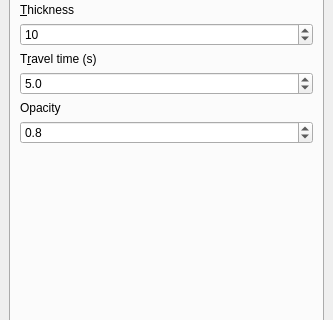
The window that main_window.ui (tortugueta/OET) describes before a commit, drawn with Qt 5; both pictures show x 0 to 333 and y 109 to 429 of the 333 by 655 pixel window.
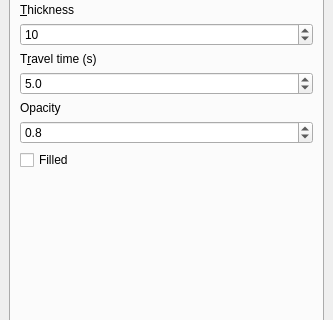
The same window after the commit. The open tabs and pages were chosen to show the change.

Commit message: Add flag to create filled traps in tab 2

```diff
--- a/main_window.ui
+++ b/main_window.ui
@@ -989,6 +989,13 @@
           </item>
          </layout>
         </item>
+        <item>
+         <widget class="QCheckBox" name="tab2_filledCheckBox">
+          <property name="text">
+           <string>Filled</string>
+          </property>
+         </widget>
+        </item>
         <item>
          <spacer name="verticalSpacer_2">
           <property name="orientation">
```
Left out of the diff: 2 changed lines with no effect on the pictures. The commit also changes 3 other files.
